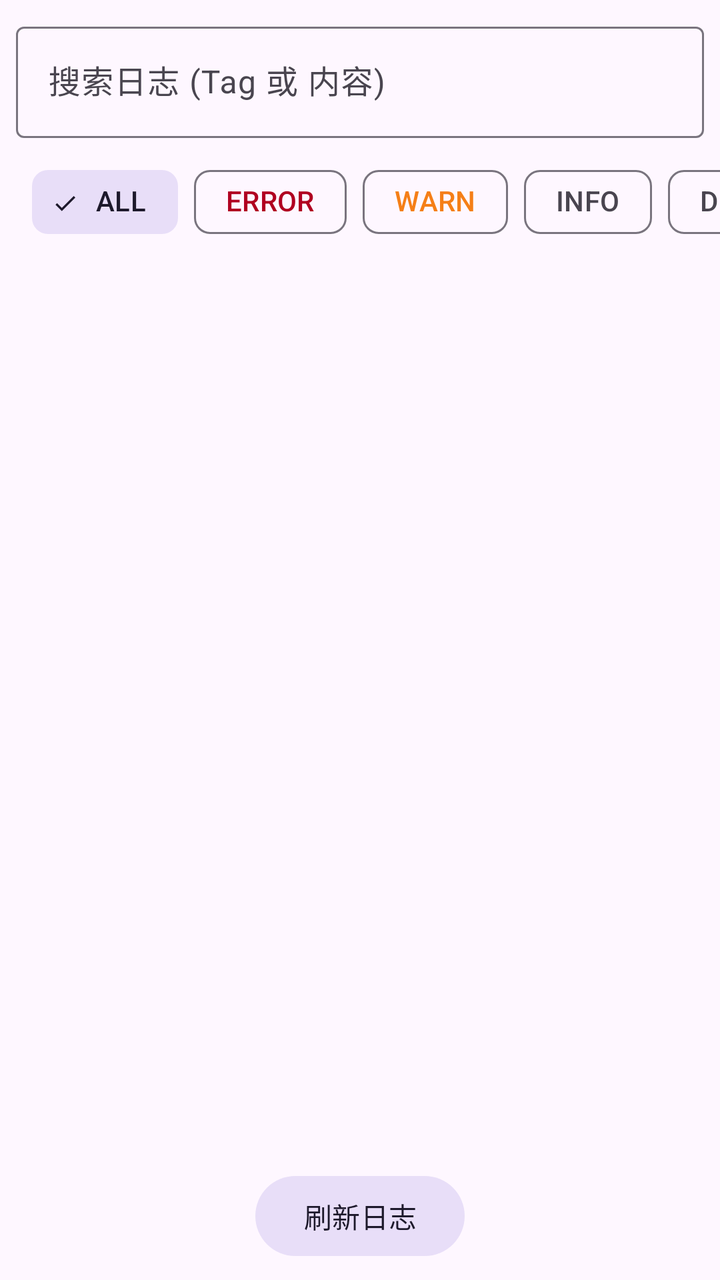
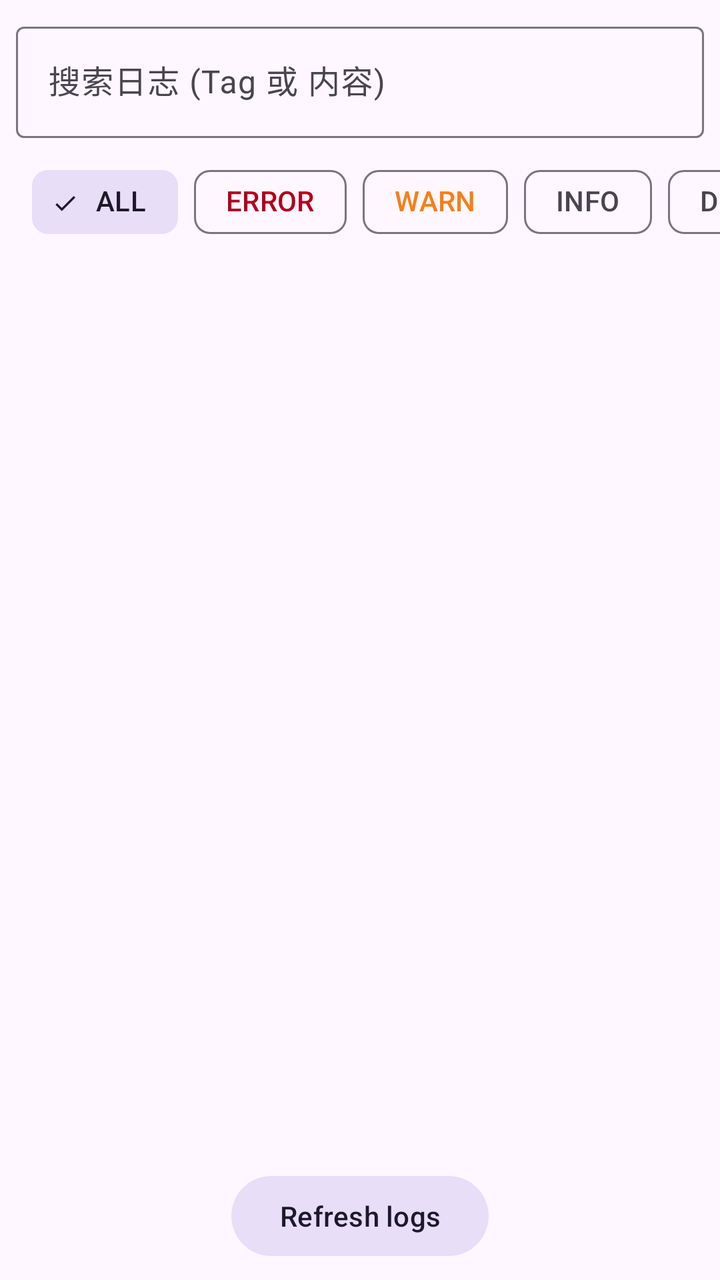

The first picture is an Android layout as it rendered before a commit; the second is the same layout after the commit. The layout source and the unified diff follow.
<!-- AndroidManifest.xml: application theme Theme.ZakoCountdown -->
<!-- res/layout/fragment_log_reader.xml -->
<LinearLayout xmlns:android="http://schemas.android.com/apk/res/android"
    xmlns:app="http://schemas.android.com/apk/res-auto"
    android:layout_width="match_parent"
    android:layout_height="match_parent"
    android:orientation="vertical">

    <com.google.android.material.textfield.TextInputLayout
        android:layout_width="match_parent"
        android:layout_height="wrap_content"
        android:padding="8dp"
        android:hint="搜索日志 (Tag 或 内容)">
        <com.google.android.material.textfield.TextInputEditText
            android:id="@+id/search_input"
            android:layout_width="match_parent"
            android:layout_height="wrap_content"
            android:singleLine="true"/>
    </com.google.android.material.textfield.TextInputLayout>

    <HorizontalScrollView
        android:layout_width="match_parent"
        android:layout_height="wrap_content"
        android:scrollbars="none">
        <com.google.android.material.chip.ChipGroup
            android:id="@+id/chip_group_level"
            android:layout_width="wrap_content"
            android:layout_height="wrap_content"
            android:paddingHorizontal="16dp"
            app:singleSelection="true">
            <com.google.android.material.chip.Chip
                android:id="@+id/chip_all"
                style="@style/Widget.Material3.Chip.Filter"
                android:layout_width="wrap_content"
                android:layout_height="wrap_content"
                android:text="ALL"
                android:checked="true"/>
            <com.google.android.material.chip.Chip
                android:id="@+id/chip_error"
                style="@style/Widget.Material3.Chip.Filter"
                android:layout_width="wrap_content"
                android:layout_height="wrap_content"
                android:text="ERROR"
                android:textColor="#B00020"/>
            <com.google.android.material.chip.Chip
                android:id="@+id/chip_warn"
                style="@style/Widget.Material3.Chip.Filter"
                android:layout_width="wrap_content"
                android:layout_height="wrap_content"
                android:text="WARN"
                android:textColor="#F57F17"/>
            <com.google.android.material.chip.Chip
                android:id="@+id/chip_info"
                style="@style/Widget.Material3.Chip.Filter"
                android:layout_width="wrap_content"
                android:layout_height="wrap_content"
                android:text="INFO"/>
            <com.google.android.material.chip.Chip
                android:id="@+id/chip_debug"
                style="@style/Widget.Material3.Chip.Filter"
                android:layout_width="wrap_content"
                android:layout_height="wrap_content"
                android:text="DEBUG"/>
        </com.google.android.material.chip.ChipGroup>
    </HorizontalScrollView>

    <androidx.recyclerview.widget.RecyclerView
        android:id="@+id/recycler_view_logs"
        android:layout_width="match_parent"
        android:layout_height="0dp"
        android:layout_weight="1"/>

    <Button
        android:id="@+id/btn_refresh"
        style="@style/Widget.Material3.Button.TonalButton"
        android:layout_width="wrap_content"
        android:layout_height="wrap_content"
        android:layout_gravity="center"
        android:layout_margin="8dp"
        android:text="刷新日志"/>

</LinearLayout>
<!-- resources referenced by this layout -->
<resources>
  <style name="Theme.ZakoCountdown" parent="Theme_ZakoCountdown_M3" />
  <style name="Theme_ZakoCountdown_M3" parent="Theme_ZakoCountdown_Base_M3" />
  <style name="Theme_ZakoCountdown_Base_M3" parent="Theme.Material3.DayNight.NoActionBar">
          <item name="toolbarStyle">@style/Widget.Material3.Toolbar.Surface</item>
          <item name="preferenceTheme">@style/PreferenceThemeOverlay</item>
      </style>
</resources>

<!-- the commit's change to res/layout/fragment_log_reader.xml (unified diff, before → after) -->
@@ -31,34 +31,34 @@
                 style="@style/Widget.Material3.Chip.Filter"
                 android:layout_width="wrap_content"
                 android:layout_height="wrap_content"
-                android:text="ALL"
+                android:text="@string/log_level_all"
                 android:checked="true"/>
             <com.google.android.material.chip.Chip
                 android:id="@+id/chip_error"
                 style="@style/Widget.Material3.Chip.Filter"
                 android:layout_width="wrap_content"
                 android:layout_height="wrap_content"
-                android:text="ERROR"
+                android:text="@string/log_level_error"
                 android:textColor="#B00020"/>
             <com.google.android.material.chip.Chip
                 android:id="@+id/chip_warn"
                 style="@style/Widget.Material3.Chip.Filter"
                 android:layout_width="wrap_content"
                 android:layout_height="wrap_content"
-                android:text="WARN"
+                android:text="@string/log_level_warn"
                 android:textColor="#F57F17"/>
             <com.google.android.material.chip.Chip
                 android:id="@+id/chip_info"
                 style="@style/Widget.Material3.Chip.Filter"
                 android:layout_width="wrap_content"
                 android:layout_height="wrap_content"
-                android:text="INFO"/>
+                android:text="@string/log_level_info"/>
             <com.google.android.material.chip.Chip
                 android:id="@+id/chip_debug"
                 style="@style/Widget.Material3.Chip.Filter"
                 android:layout_width="wrap_content"
                 android:layout_height="wrap_content"
-                android:text="DEBUG"/>
+                android:text="@string/log_level_debug"/>
         </com.google.android.material.chip.ChipGroup>
     </HorizontalScrollView>
 
@@ -75,6 +75,6 @@
         android:layout_height="wrap_content"
         android:layout_gravity="center"
         android:layout_margin="8dp"
-        android:text="刷新日志"/>
+        android:text="@string/log_refresh"/>
 
 </LinearLayout>
<!-- resource entries referenced after the edit -->
@@ -1,5 +1,11 @@
 <!-- resources referenced by this layout -->
 <resources>
+  <string name="log_level_all" translatable="false">ALL</string>
+  <string name="log_level_debug" translatable="false">DEBUG</string>
+  <string name="log_level_error" translatable="false">ERROR</string>
+  <string name="log_level_info" translatable="false">INFO</string>
+  <string name="log_level_warn" translatable="false">WARN</string>
+  <string name="log_refresh">Refresh logs</string>
   <style name="Theme.ZakoCountdown" parent="Theme_ZakoCountdown_M3" />
   <style name="Theme_ZakoCountdown_M3" parent="Theme_ZakoCountdown_Base_M3" />
   <style name="Theme_ZakoCountdown_Base_M3" parent="Theme.Material3.DayNight.NoActionBar">
